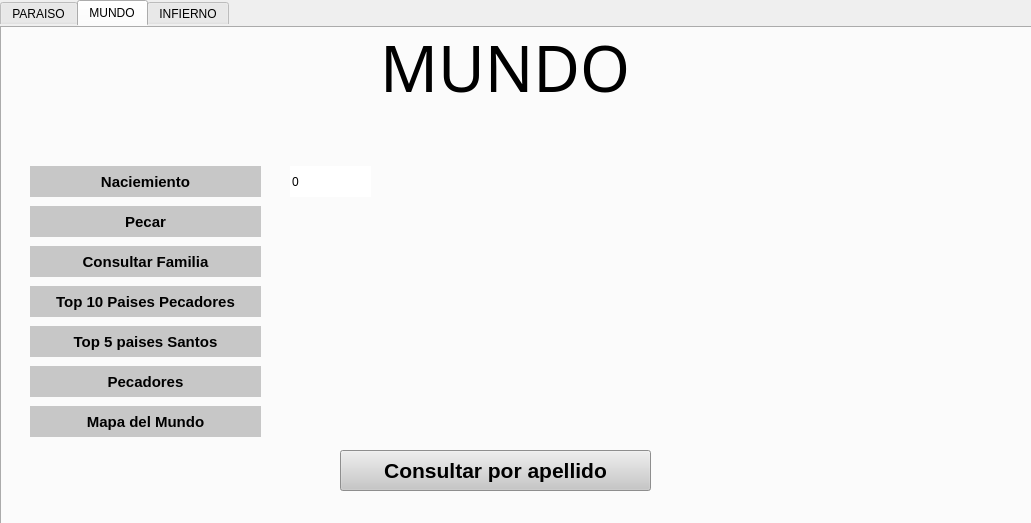
The window that mainwindow.ui (gaboq98/ArbolDelJuicio) describes before a commit, drawn with Qt 5.
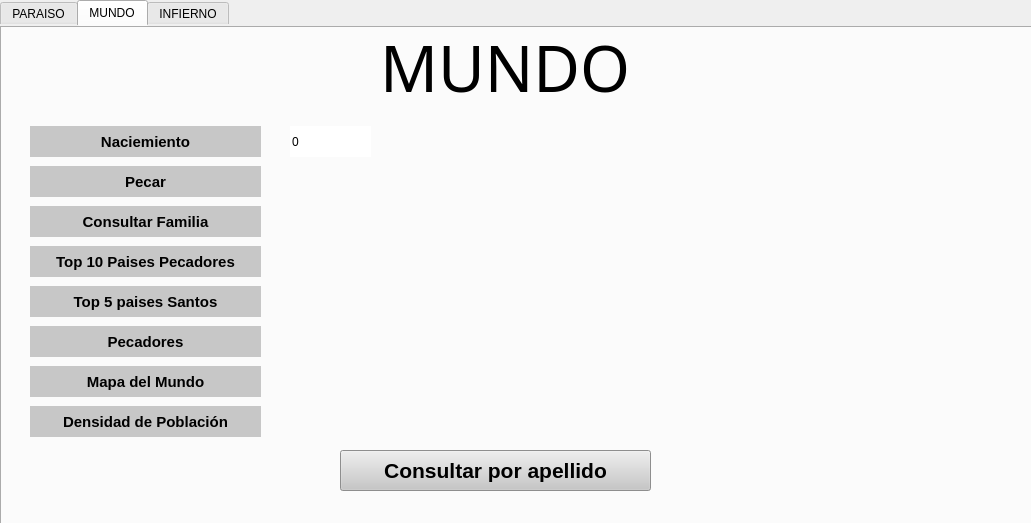
The same window after the commit. The open tabs and pages were chosen to show the change. Icons and pictures are not drawn.

Patch:
```diff
--- a/mainwindow.ui
+++ b/mainwindow.ui
@@ -269,7 +269,7 @@
       <property name="geometry">
        <rect>
         <x>30</x>
-        <y>140</y>
+        <y>100</y>
         <width>231</width>
         <height>31</height>
        </rect>
@@ -313,7 +313,7 @@
       <property name="geometry">
        <rect>
         <x>30</x>
-        <y>180</y>
+        <y>140</y>
         <width>231</width>
         <height>31</height>
        </rect>
@@ -336,7 +336,7 @@
       <property name="geometry">
        <rect>
         <x>30</x>
-        <y>220</y>
+        <y>180</y>
         <width>231</width>
         <height>31</height>
        </rect>
@@ -359,7 +359,7 @@
       <property name="geometry">
        <rect>
         <x>30</x>
-        <y>260</y>
+        <y>220</y>
         <width>231</width>
         <height>31</height>
        </rect>
@@ -382,7 +382,7 @@
       <property name="geometry">
        <rect>
         <x>30</x>
-        <y>300</y>
+        <y>260</y>
         <width>231</width>
         <height>31</height>
        </rect>
@@ -405,7 +405,7 @@
       <property name="geometry">
        <rect>
         <x>30</x>
-        <y>380</y>
+        <y>340</y>
         <width>231</width>
         <height>31</height>
        </rect>
@@ -428,7 +428,7 @@
       <property name="geometry">
        <rect>
         <x>30</x>
-        <y>340</y>
+        <y>300</y>
         <width>231</width>
         <height>31</height>
        </rect>
@@ -451,7 +451,7 @@
       <property name="geometry">
        <rect>
         <x>290</x>
-        <y>140</y>
+        <y>100</y>
         <width>81</width>
         <height>31</height>
        </rect>
@@ -467,6 +467,29 @@
        <number>9999999</number>
       </property>
      </widget>
+     <widget class="QPushButton" name="pushButton_3">
+      <property name="geometry">
+       <rect>
+        <x>30</x>
+        <y>380</y>
+        <width>231</width>
+        <height>31</height>
+       </rect>
+      </property>
+      <property name="font">
+       <font>
+        <pointsize>11</pointsize>
+        <weight>75</weight>
+        <bold>true</bold>
+       </font>
+      </property>
+      <property name="styleSheet">
+       <string notr="true">background-color: rgb(199, 199, 199);</string>
+      </property>
+      <property name="text">
+       <string>Densidad de Población</string>
+      </property>
+     </widget>
      <zorder>cantidadPersonas</zorder>
      <zorder>nacimiento_button</zorder>
      <zorder>label</zorder>
```
Left out of the diff: 3 changed lines with no effect on the pictures.
